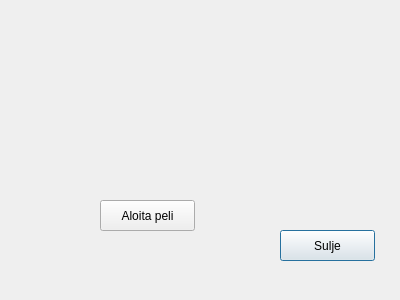
Before: the Qt Designer form ElectionGame/Student/setupwindow.ui in elguitar/los-horos, drawn with Qt 5.
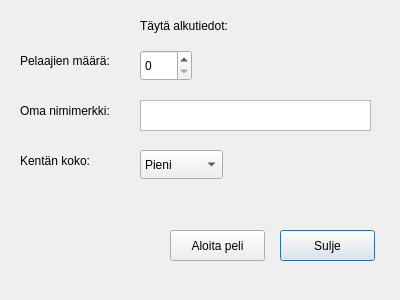
After: the same form once the commit is applied.

Commit message: =Setupikkuna luotu, siihen elementtejä ja funktio tietojen tallentamiseksi. Connect ei tosin jostain syysta toimi.

The edit to the form file:
```diff
--- a/ElectionGame/Student/setupwindow.ui
+++ b/ElectionGame/Student/setupwindow.ui
@@ -29,8 +29,8 @@
   <widget class="QPushButton" name="Aloitabutton">
    <property name="geometry">
     <rect>
-     <x>100</x>
-     <y>200</y>
+     <x>170</x>
+     <y>230</y>
      <width>95</width>
      <height>31</height>
     </rect>
@@ -39,6 +39,101 @@
     <string>Aloita peli</string>
    </property>
   </widget>
+  <widget class="QLabel" name="Pelaajat_label">
+   <property name="geometry">
+    <rect>
+     <x>20</x>
+     <y>50</y>
+     <width>111</width>
+     <height>21</height>
+    </rect>
+   </property>
+   <property name="text">
+    <string>Pelaajien määrä:</string>
+   </property>
+  </widget>
+  <widget class="QLabel" name="Title_label">
+   <property name="geometry">
+    <rect>
+     <x>140</x>
+     <y>10</y>
+     <width>111</width>
+     <height>31</height>
+    </rect>
+   </property>
+   <property name="text">
+    <string>Täytä alkutiedot:</string>
+   </property>
+  </widget>
+  <widget class="QLabel" name="Nimimerkki_label">
+   <property name="geometry">
+    <rect>
+     <x>20</x>
+     <y>100</y>
+     <width>111</width>
+     <height>21</height>
+    </rect>
+   </property>
+   <property name="text">
+    <string>Oma nimimerkki:</string>
+   </property>
+  </widget>
+  <widget class="QLabel" name="Kentankoko_label">
+   <property name="geometry">
+    <rect>
+     <x>20</x>
+     <y>150</y>
+     <width>111</width>
+     <height>21</height>
+    </rect>
+   </property>
+   <property name="text">
+    <string>Kentän koko:</string>
+   </property>
+  </widget>
+  <widget class="QTextEdit" name="Nimimerkki">
+   <property name="geometry">
+    <rect>
+     <x>140</x>
+     <y>100</y>
+     <width>231</width>
+     <height>31</height>
+    </rect>
+   </property>
+  </widget>
+  <widget class="QSpinBox" name="Pelaajat">
+   <property name="geometry">
+    <rect>
+     <x>140</x>
+     <y>50</y>
+     <width>52</width>
+     <height>31</height>
+    </rect>
+   </property>
+  </widget>
+  <widget class="QComboBox" name="Kentankoko">
+   <property name="geometry">
+    <rect>
+     <x>140</x>
+     <y>150</y>
+     <width>83</width>
+     <height>29</height>
+    </rect>
+   </property>
+   <property name="styleSheet">
+    <string notr="true"/>
+   </property>
+   <item>
+    <property name="text">
+     <string>Pieni</string>
+    </property>
+   </item>
+   <item>
+    <property name="text">
+     <string>Suuri</string>
+    </property>
+   </item>
+  </widget>
  </widget>
  <resources/>
  <connections>
```
Left out of the diff: 7 changed lines with no effect on the pictures. The commit also changes 2 other files.
